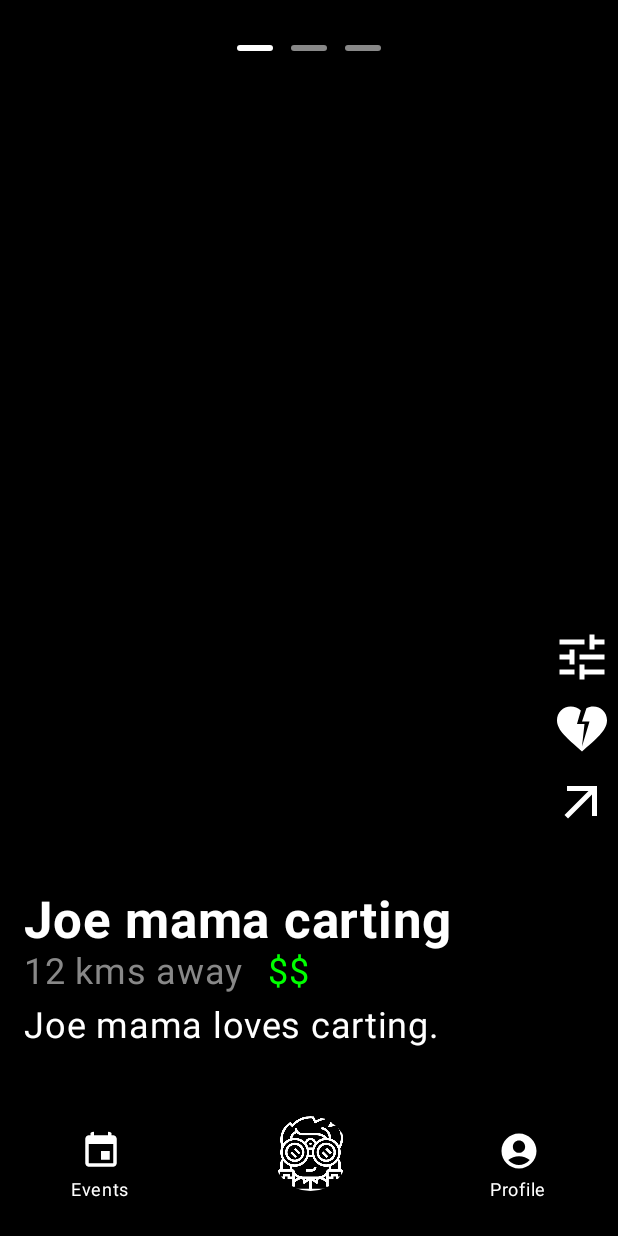
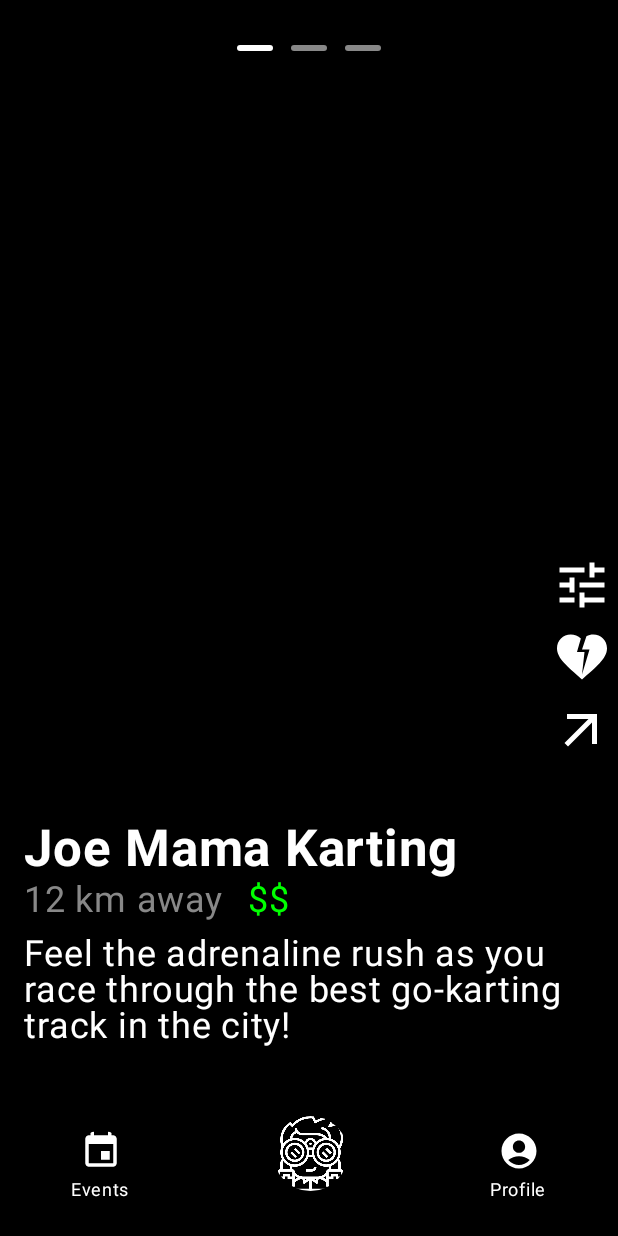
Before and after one commit to Elmo33/ScrollCityApp, an Android app built with Jetpack Compose: the screen it shows after launch (MainActivity), on a phone screen of 412 x 824 dp. Run offline under Robolectric (Android 15) with nearby library versions, the phone set to English and light mode, and no system bars.

Commit message:
added descriptions page

```diff
--- a/app/build.gradle.kts
+++ b/app/build.gradle.kts
@@ -44,7 +44,7 @@ dependencies {
     implementation(libs.androidx.lifecycle.runtime.ktx)
     implementation(libs.androidx.activity.compose)
     implementation("androidx.compose.material:material-icons-extended:1.5.0")
-
+    implementation("androidx.compose.animation:animation:1.5.1")
     // Compose BOM (pick a stable version matching your libs.* or specify a version)
     implementation(platform(libs.androidx.compose.bom))
 
--- a/app/src/main/java/com/spotter/MainScreen.kt
+++ b/app/src/main/java/com/spotter/MainScreen.kt
@@ -4,6 +4,7 @@ import android.view.ViewGroup.LayoutParams
 import android.widget.FrameLayout
 import androidx.compose.foundation.ExperimentalFoundationApi
 import androidx.compose.foundation.background
+import androidx.compose.foundation.clickable
 import androidx.compose.foundation.gestures.awaitFirstDown
 import androidx.compose.foundation.layout.*
 //import androidx.compose.foundation.layout.FlowRowScopeInstance.align
@@ -285,6 +286,9 @@ fun FullScreenMediaItem(
                 modifier = Modifier
                     .fillMaxWidth()
                     .background(Color(0x33000000)) // 80% transparent black background
+                    .clickable {  // Makes the entire section clickable
+                        navController.navigate("venueDetails/${venue.id}")
+                    }
             ) {
                 Column(
                     modifier = Modifier
--- a/app/src/main/java/com/spotter/sampledata/VenueData.kt
+++ b/app/src/main/java/com/spotter/sampledata/VenueData.kt
@@ -6,12 +6,24 @@ import com.spotter.R
  * Data class representing a venue.
  */
 data class Venue(
+    val id: Int, // Unique ID for navigation purposes
     val name: String,
     val distance: String,
     val description: String,
     val peopleCount: String,
     val costIndicator: String,
-    val contentResIds: List<Int> // List of resource IDs for videos/images
+    val contentResIds: List<Int>, // List of resource IDs for videos/images
+    val amenities: List<String> = listOf(), // Optional amenities list
+    val reviews: List<Review> = listOf() // Optional user reviews
+)
+
+/**
+ * Data class representing a user review.
+ */
+data class Review(
+    val username: String,
+    val comment: String,
+    val rating: Int // Rating out of 5
 )
 
 /**
@@ -20,49 +32,75 @@ data class Venue(
 fun provideSampleVenues(): List<Venue> {
     return listOf(
         Venue(
-            name = "Joe mama carting",
-            distance = "12 kms away",
-            description = "Joe mama loves carting.",
-            peopleCount = "5 People",
+            id = 1,
+            name = "Joe Mama Karting",
+            distance = "12 km away",
+            description = "Feel the adrenaline rush as you race through the best go-karting track in the city!",
+            peopleCount = "Suitable for 5+ people",
             costIndicator = "$$",
             contentResIds = listOf(
-                R.raw.testvid1, // Video
-                R.drawable.image1, // Image
-                R.drawable.sample_image1  // Image
+                R.raw.testvid1, // Video showcasing the race track
+                R.drawable.image1, // Image of the karts
+                R.drawable.sample_image1  // Aerial shot of the venue
+            ),
+            amenities = listOf("Free Parking", "On-site Cafe", "Beginner Friendly"),
+            reviews = listOf(
+                Review("Alex", "Loved the fast karts and friendly staff!", 5),
+                Review("Mia", "A bit pricey, but the track is excellent!", 4)
             )
         ),
         Venue(
+            id = 2,
             name = "Adventure Park",
-            distance = "5 kms away",
-            description = "An outdoor park perfect for thrill-seekers!",
-            peopleCount = "4+ People",
+            distance = "5 km away",
+            description = "A perfect outdoor park with zip lines, climbing walls, and more for thrill-seekers!",
+            peopleCount = "Ideal for groups of 4+",
             costIndicator = "Free",
             contentResIds = listOf(
-                R.raw.testvid2, // Video
-                R.drawable.adventure_image1, // Image
+                R.raw.testvid2, // Video of someone on the zip line
+                R.drawable.adventure_image1, // A beautiful image of the trail
+//                R.drawable.adventure_image2  // Action shot of the climbing wall
+            ),
+            amenities = listOf("Pet-Friendly", "Picnic Areas", "Restrooms"),
+            reviews = listOf(
+                Review("Chris", "Great place for the family!", 5),
+                Review("Sam", "Some activities were closed, but still fun.", 3)
             )
         ),
         Venue(
+            id = 3,
             name = "Jazz Club",
-            distance = "8 kms away",
-            description = "Enjoy live jazz with cocktails in this club.",
-            peopleCount = "3 People",
+            distance = "8 km away",
+            description = "Immerse yourself in live jazz music while enjoying cocktails in a cozy setting.",
+            peopleCount = "Best for 2-3 people",
             costIndicator = "$$$",
             contentResIds = listOf(
-                R.raw.testvid3, // Video
-                R.drawable.jazzclub_image1, // Image
-                R.drawable.jazzclub_image2  // Image
+                R.raw.testvid3, // Video of the band performing live
+                R.drawable.jazzclub_image1, // Interior shot with ambient lighting
+                R.drawable.jazzclub_image2  // Close-up of cocktails and snacks
+            ),
+            amenities = listOf("Live Music", "Cocktail Bar", "Reservations Recommended"),
+            reviews = listOf(
+                Review("Emily", "Fantastic music and ambiance!", 5),
+                Review("Liam", "Drinks were expensive but worth it.", 4)
             )
         ),
         Venue(
+            id = 4,
             name = "Sunset Cafe",
-            distance = "3 kms away",
-            description = "The best place for morning coffee with a view.",
-            peopleCount = "2 People",
+            distance = "3 km away",
+            description = "Relax with a morning coffee or evening tea while enjoying stunning sunset views.",
+            peopleCount = "Cozy for 2 people",
             costIndicator = "$",
             contentResIds = listOf(
-                R.raw.testvid4,  // Video
-                R.drawable.sunset_image1, // Image
+                R.raw.testvid4,  // Video showing the sunset over the cafe
+                R.drawable.sunset_image1, // Outdoor seating photo
+//                R.drawable.sunset_image2  // Artistic shot of the signature coffee
+            ),
+            amenities = listOf("Wi-Fi", "Outdoor Seating", "Vegetarian Options"),
+            reviews = listOf(
+                Review("Noah", "Great coffee and view!", 5),
+                Review("Sophia", "Service was slow, but the sunset made up for it.", 3)
             )
         )
     )
```
Also changed, not shown: app/src/main/java/com/spotter/FilteredActivitiesScreen.kt (+36 -21 lines), app/src/main/java/com/spotter/MainActivity.kt (+8 -0 lines), app/src/main/java/com/spotter/VenueDetails.kt (added, +209 -0 lines).
